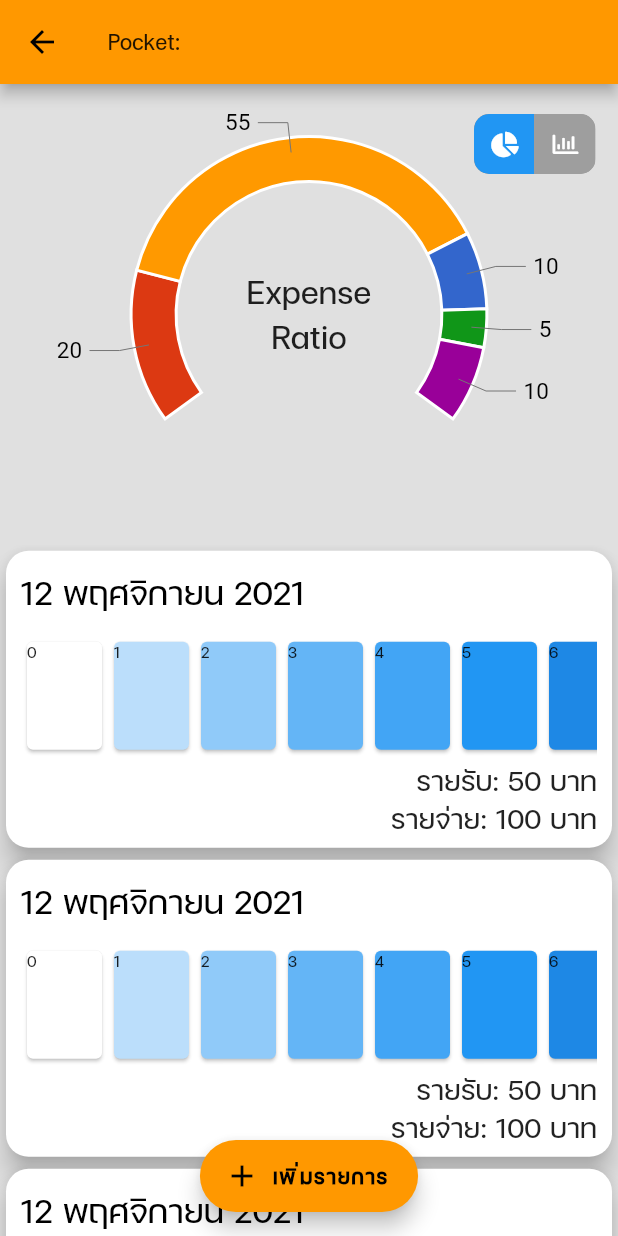
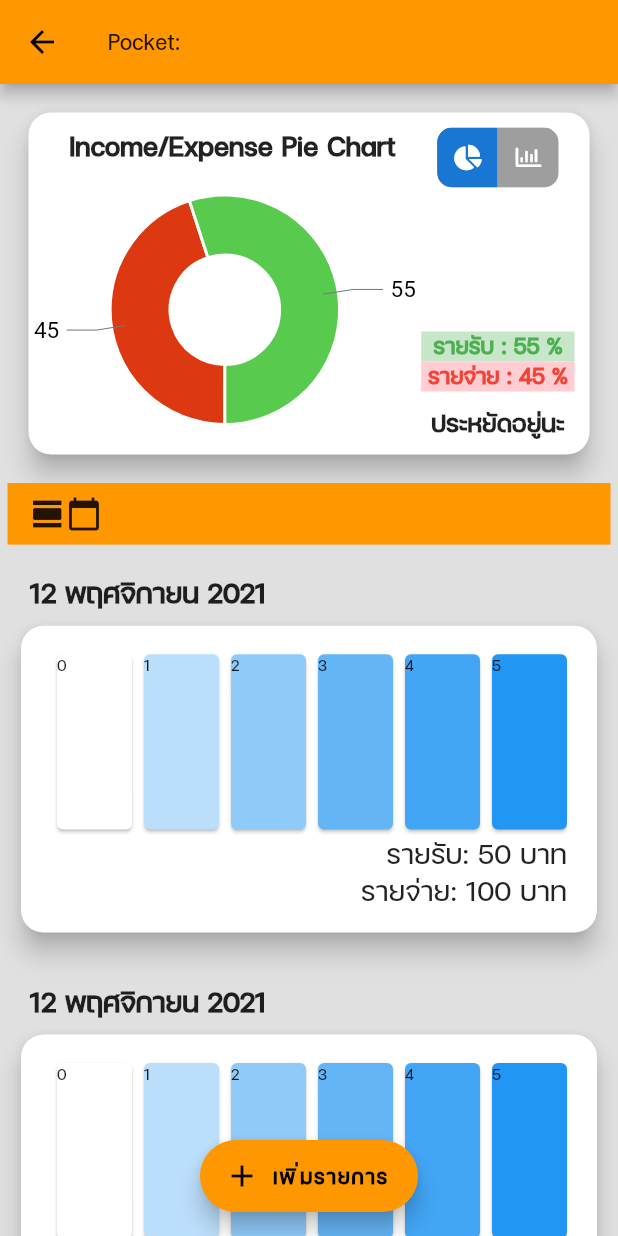
Before and after one commit to SuphasitC/LedgerV2, a Flutter app: the PocketPage screen opened directly with empty values, on a phone screen of 412 x 824 dp. Run offline on Flutter 3.47's test engine with Material 2 defaults, Android fonts, the phone set to English and light mode, and no system bars; drawn by our look-alikes of toggle_switch; our stand-ins replace charts_flutter, flutter_colorpicker, font_awesome_flutter.

Commit message:
Pocket Page with beautiful chart

```diff
--- a/lib/presentation/gauge_chart.dart
+++ b/lib/presentation/gauge_chart.dart
@@ -1,24 +1,22 @@
-/// Gauge chart example, where the data does not cover a full revolution in the
-/// chart.
 import 'package:charts_flutter/flutter.dart' as charts;
 import 'package:flutter/material.dart';
 
 const pi = 3.14159265359;
 
 List<GaugeSegment> chartData = [
-  GaugeSegment('Habitat Renting', 20, Color(0xffdc3912)),
-  GaugeSegment('Food', 55, Color(0xffff9900)),
-  GaugeSegment('Electronics', 10, Color(0xff3366cc)),
-  GaugeSegment('Investment', 5, Color(0xff109618)),
-  GaugeSegment('etc', 10, Color(0xff990099)),
+  GaugeSegment('Habitat Renting', 45, Color(0xffdc3912)),
+  GaugeSegment('Food', 55, Color(0xff58cb4e)),
+  // GaugeSegment('Electronics', 10, Color(0xff3366cc)),
+  // GaugeSegment('Investment', 5, Color(0xff109618)),
+  // GaugeSegment('etc', 10, Color(0xff990099)),
 ];
 
 class GaugeChart extends StatelessWidget {
   @override
   Widget build(BuildContext context) {
     return Container(
-      padding: EdgeInsets.all(15),
-      height: MediaQuery.of(context).size.height * 0.4,
+      // padding: EdgeInsets.all(15),
+      height: MediaQuery.of(context).size.height * 0.3,
       child: charts.PieChart(
         fetchChartData(),
         animate: true,
@@ -36,9 +34,10 @@ class GaugeChart extends StatelessWidget {
         //   )
         // ],
         defaultRenderer: charts.ArcRendererConfig(
-          arcWidth: 30,
-          startAngle: 4 / 5 * pi,
-          arcLength: 7 / 5 * pi,
+          arcWidth: 40,
+          startAngle: 2.5 / 5 * pi,
+          // arcLength: 7 / 5 * pi,
+          arcLength: 10 / 5 * pi,
           arcRendererDecorators: [
             charts.ArcLabelDecorator(
               labelPosition: charts.ArcLabelPosition.outside,
--- a/lib/presentation/pocket_page.dart
+++ b/lib/presentation/pocket_page.dart
@@ -34,34 +34,51 @@ class _PocketPageState extends State<PocketPage> {
       ),
       backgroundColor: Colors.grey[300],
       body: Column(
-        mainAxisSize: MainAxisSize.min,
         children: [
           Expanded(
             flex: 2,
-            child: Row(
+            child: Column(
               children: [
                 Expanded(
-                  flex: 1,
-                  child: Stack(
-                    alignment: Alignment.center,
+                  flex: 10,
+                  child: Padding(
+                    padding: EdgeInsets.all(15),
+                    child: Card(
+                      elevation: 7,
+                      shape: RoundedRectangleBorder(
+                        borderRadius: BorderRadius.circular(15),
+                      ),
+                      // color: Colors.blue[500],
+                      child: Row(
+                        mainAxisAlignment: MainAxisAlignment.start,
                         children: [
-                      GaugeChart(),
-                      Column(
-                        mainAxisAlignment: MainAxisAlignment.center,
+                          Expanded(
+                            flex: 7,
+                            child: Column(
                               children: [
-                          Text(
-                            'Expense',
-                            style: TextStyle(fontSize: 30),
+                                Padding(
+                                  padding: EdgeInsets.only(top: 10, left: 10),
+                                  child: Text(
+                                    'Income/Expense Pie Chart',
+                                    style: TextStyle(
+                                      fontSize: 25,
+                                      fontWeight: FontWeight.bold,
                                     ),
-                          Text(
-                            'Ratio',
-                            style: TextStyle(fontSize: 30),
+                                  ),
+                                ),
+                                Expanded(
+                                  child: GaugeChart(),
                                 ),
                               ],
                             ),
-                      Positioned(
-                        top: 20,
-                        right: 15,
+                          ),
+                          Expanded(
+                            flex: 3,
+                            child: Column(
+                              mainAxisAlignment: MainAxisAlignment.spaceBetween,
+                              children: [
+                                Container(
+                                  padding: EdgeInsets.only(top: 10, right: 10),
                                   child: ToggleSwitch(
                                     minWidth: 40.0,
                                     initialLabelIndex: 0,
@@ -74,11 +91,89 @@ class _PocketPageState extends State<PocketPage> {
                                       FontAwesomeIcons.chartPie,
                                       FontAwesomeIcons.chartBar
                                     ],
-                          activeBgColors: [Colors.blue, Colors.blue],
+                                    activeBgColors: [
+                                      Colors.blue[700],
+                                      Colors.blue[700],
+                                    ],
                                     onToggle: (index) {
-                            print('switched to: $index');
+                                      if (index == 0) {
+                                        print('Switched to pie chart');
+                                      } else {
+                                        print('Switched to bar chart');
+                                      }
                                     },
                                   ),
+                                ),
+                                Container(
+                                  padding: EdgeInsets.only(top: 10, right: 10),
+                                  child: Column(
+                                    children: [
+                                      Container(
+                                        alignment: Alignment.center,
+                                        width:
+                                            MediaQuery.of(context).size.width,
+                                        color: Colors.green[100],
+                                        child: Text(
+                                          'รายรับ : 55 %',
+                                          style: TextStyle(
+                                            fontSize: 20,
+                                            fontWeight: FontWeight.bold,
+                                            color: Colors.green,
+                                          ),
+                                        ),
+                                      ),
+                                      Container(
+                                        alignment: Alignment.center,
+                                        width:
+                                            MediaQuery.of(context).size.width,
+                                        color: Colors.red[100],
+                                        child: Text(
+                                          'รายจ่าย : 45 %',
+                                          style: TextStyle(
+                                            fontSize: 20,
+                                            fontWeight: FontWeight.bold,
+                                            color: Colors.red,
+                                          ),
+                                        ),
+                                      ),
+                                      Container(
+                                        padding: EdgeInsets.only(
+                                            top: 10, bottom: 10),
+                                        alignment: Alignment.center,
+                                        width:
+                                            MediaQuery.of(context).size.width,
+                                        child: Text(
+                                          'ประหยัดอยู่นะ',
+                                          style: TextStyle(
+                                            fontSize: 22,
+                                            fontWeight: FontWeight.bold,
+                                            // color: Colors.green,
+                                          ),
+                                        ),
+                                      ),
+                                    ],
+                                  ),
+                                ),
+                              ],
+                            ),
+                          ),
+                        ],
+                      ),
+                    ),
+                  ),
+                ),
+                Container(
+                  height: MediaQuery.of(context).size.height * 0.05,
+                  width: MediaQuery.of(context).size.width - 10,
+                  padding: EdgeInsets.only(left: 15, right: 15),
+                  color: Colors.orange,
+                  child: Row(
+                    children: [
+                      Icon(
+                        Icons.view_day,
+                      ),
+                      Icon(
+                        Icons.calendar_today,
                       ),
                     ],
                   ),
@@ -90,13 +185,11 @@ class _PocketPageState extends State<PocketPage> {
             flex: 3,
             child: Container(
               color: Colors.grey[300],
-              child: Expanded(
               child: ListView.builder(
                 itemCount: transaction.length,
                 itemBuilder: (context, index) => TransactionListTile(
                   transaction: transaction[index],
                   // refreshCallback: refreshCallback,
-                  ),
                 ),
               ),
             ),
--- a/lib/presentation/transaction_list_tile.dart
+++ b/lib/presentation/transaction_list_tile.dart
@@ -1,6 +1,6 @@
 import 'package:flutter/material.dart';
-import 'package:ledger_v2/config/routes.dart';
-import 'package:ledger_v2/pocket.dart';
+// import 'package:ledger_v2/config/routes.dart';
+// import 'package:ledger_v2/pocket.dart';
 import 'package:ledger_v2/transaction.dart';
 
 class TransactionListTile extends StatefulWidget {
@@ -35,8 +35,22 @@ class _TransactionListTileState extends State<TransactionListTile> {
 
   @override
   Widget build(BuildContext context) {
-    return Container(
-      height: MediaQuery.of(context).size.height * 0.25,
+    return Column(
+      crossAxisAlignment: CrossAxisAlignment.start,
+      children: [
+        Padding(
+          padding: EdgeInsets.only(left: 20, top: 20, bottom: 5),
+          child: Text(
+            '12 พฤศจิกายน 2021',
+            style: TextStyle(
+              fontSize: 25,
+              fontWeight: FontWeight.bold,
+            ),
+          ),
+        ),
+        Container(
+          padding: EdgeInsets.only(left: 10, right: 10, bottom: 10),
+          height: MediaQuery.of(context).size.height * 0.27,
           child: GestureDetector(
             child: Card(
               elevation: 7,
@@ -46,43 +60,21 @@ class _TransactionListTileState extends State<TransactionListTile> {
               child: Column(
                 children: [
                   Expanded(
-                flex: 2,
-                child: Row(
-                  // mainAxisAlignment: MainAxisAlignment.start,
-                  children: [
-                    Expanded(
-                      flex: 1,
-                      child: Padding(
-                        padding: EdgeInsets.all(10),
-                        child: Text(
-                          '12 พฤศจิกายน 2021',
-                          style: TextStyle(
-                            fontSize: 30,
-                            color: Colors.black,
-                            // shadows: shadows,
-                          ),
-                        ),
-                      ),
-                    ),
-                    // Expanded(flex: 1, child: Text('My Pocket')),
-                  ],
-                ),
-              ),
-              Expanded(
-                flex: 3,
+                    flex: 67,
                     child: Container(
-                  padding: EdgeInsets.only(left: 10, right: 10),
+                      padding: EdgeInsets.only(left: 10, right: 10, top: 5),
                       child: InnerTransactionListTile(),
                     ),
                   ),
                   Expanded(
-                flex: 2,
+                    flex: 31,
                     child: Row(
                       mainAxisAlignment: MainAxisAlignment.end,
                       children: [
                         Padding(
-                      padding: EdgeInsets.only(right: 10),
+                          padding: EdgeInsets.only(right: 20, bottom: 10),
                           child: Column(
+                            mainAxisAlignment: MainAxisAlignment.start,
                             crossAxisAlignment: CrossAxisAlignment.end,
                             children: [
                               Text(
@@ -112,6 +104,8 @@ class _TransactionListTileState extends State<TransactionListTile> {
               //     .then((value) => this.refreshCallback()),
             },
           ),
+        ),
+      ],
     );
   }
 }
@@ -119,10 +113,8 @@ class _TransactionListTileState extends State<TransactionListTile> {
 class InnerTransactionListTile extends StatelessWidget {
   @override
   Widget build(BuildContext context) {
-    return ListView(
-      children: <Widget>[
-        Container(
-          height: 80.0,
+    return Container(
+      padding: EdgeInsets.only(top: 10, left: 10, right: 10),
       child: ListView(
         scrollDirection: Axis.horizontal,
         children: List.generate(10, (int index) {
@@ -136,8 +128,6 @@ class InnerTransactionListTile extends StatelessWidget {
           );
         }),
       ),
-        ),
-      ],
     );
   }
 }
```
Lines whose indentation alone changed are shown as unchanged.
